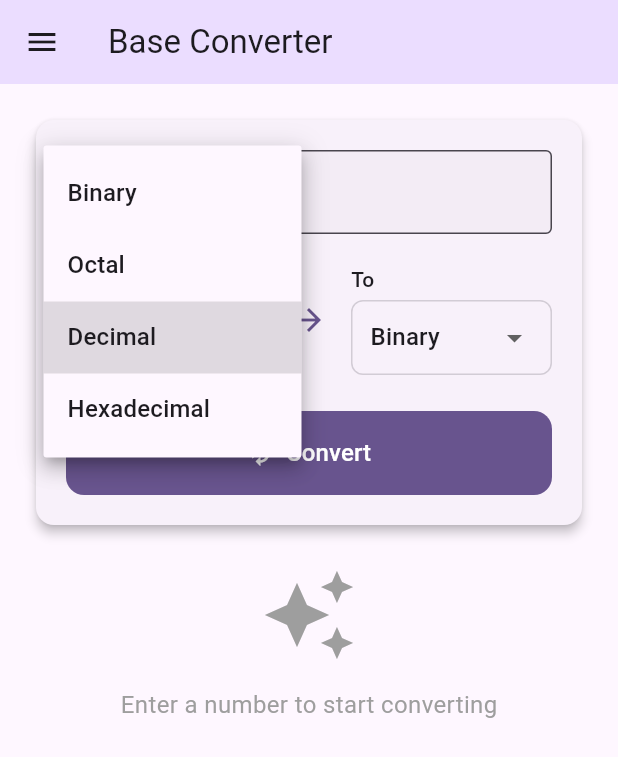
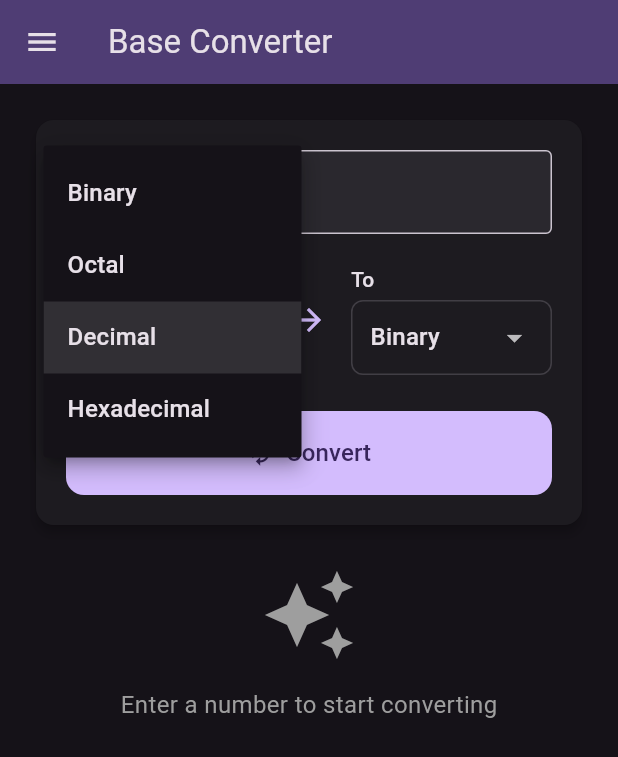
Before and after one commit to OmeshSachethana/NumConvert-Base-Converter, a Flutter app: the screen it shows after launch, after a tap on "Decimal", on a phone screen of 412 x 824 dp. Shown: the top 757 px of the screen. Run offline on Flutter 3.47's test engine with Material 3 defaults, Android fonts, the phone set to English and light mode, and no system bars; drawn by our look-alikes of google_mobile_ads; our stand-ins replace shared_preferences; network calls fail.

Commit message:
added theme service

```diff
--- a/lib/main.dart
+++ b/lib/main.dart
@@ -1,5 +1,6 @@
 import 'package:flutter/material.dart';
 import 'package:google_mobile_ads/google_mobile_ads.dart';
+import 'package:num_convert/services/theme_service.dart';
 import 'package:num_convert/screens/all_conversions_screen.dart';
 import 'package:num_convert/screens/history_screen.dart';
 import 'package:num_convert/screens/home_screen.dart';
@@ -20,9 +21,23 @@ class NumConvertApp extends StatefulWidget {
 }
 
 class _NumConvertAppState extends State<NumConvertApp> {
-  bool isDarkMode = false;
+  bool isDarkMode = true;
 
-  void toggleTheme(bool value) {
+  @override
+  void initState() {
+    super.initState();
+    _loadThemePreference();
+  }
+
+  Future<void> _loadThemePreference() async {
+    final savedTheme = await ThemeService.isDarkMode();
+    setState(() {
+      isDarkMode = savedTheme;
+    });
+  }
+
+  void toggleTheme(bool value) async {
+    await ThemeService.setDarkMode(value);
     setState(() => isDarkMode = value);
   }
 
--- /dev/null
+++ b/lib/services/theme_service.dart
@@ -0,0 +1,15 @@
+import 'package:shared_preferences/shared_preferences.dart';
+
+class ThemeService {
+  static const String _key = 'isDarkMode';
+
+  static Future<bool> isDarkMode() async {
+    final prefs = await SharedPreferences.getInstance();
+    return prefs.getBool(_key) ?? true; // Default to dark mode
+  }
+
+  static Future<void> setDarkMode(bool isDarkMode) async {
+    final prefs = await SharedPreferences.getInstance();
+    await prefs.setBool(_key, isDarkMode);
+  }
+}
```
Also changed, not shown: lib/screens/all_conversions_screen.dart (+23 -1 lines).
